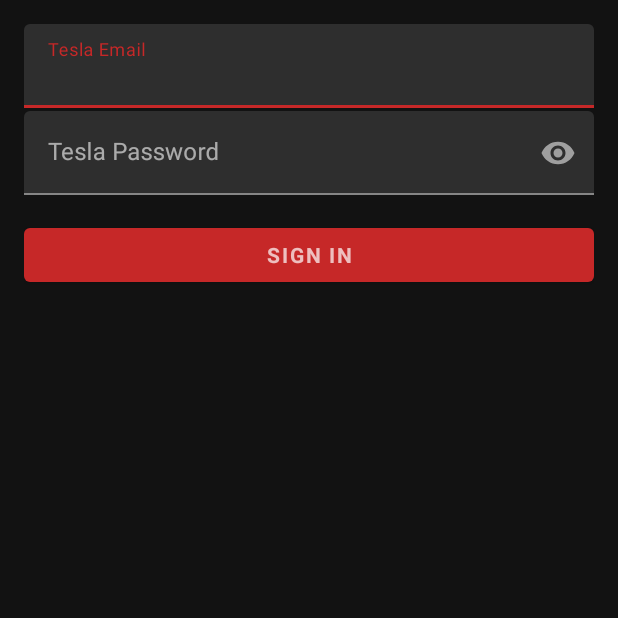
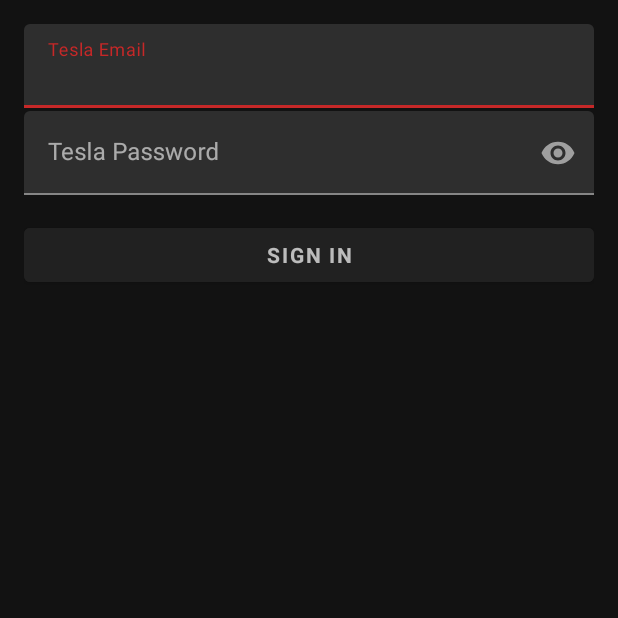
Before and after one commit to jeffreyliu8/teslaApi, an Android app: the screen it shows after launch (LoginActivity), on a phone screen of 412 x 824 dp, the top half of it. Run offline under Robolectric (Android 15) with nearby library versions, the phone set to English and light mode, and no system bars; libraries missing offline, so code that uses them is left out: com.orhanobut.logger, com.pixplicity.easyprefs; 5 statements that could not run were skipped.

Commit message:
add log out

```diff
--- a/app/build.gradle
+++ b/app/build.gradle
@@ -27,8 +27,8 @@ dependencies {
     implementation 'com.google.android.material:material:1.0.0-alpha1'
     implementation 'androidx.annotation:annotation:1.0.0-alpha1'
     testImplementation 'junit:junit:4.12'
-    androidTestImplementation 'androidx.test:runner:1.1.0-alpha1'
-    androidTestImplementation 'androidx.test.espresso:espresso-core:3.1.0-alpha1'
+    androidTestImplementation 'androidx.test:runner:1.1.0-alpha3'
+    androidTestImplementation 'androidx.test.espresso:espresso-core:3.1.0-alpha3'
 
     implementation 'com.squareup.retrofit2:retrofit:2.4.0'
     implementation 'com.squareup.retrofit2:converter-gson:2.4.0'
--- a/app/src/main/java/com/askjeffreyliu/teslaapi/endpoint/VehiclesEndpoint.java
+++ b/app/src/main/java/com/askjeffreyliu/teslaapi/endpoint/VehiclesEndpoint.java
@@ -105,7 +105,7 @@ public class VehiclesEndpoint extends BaseEndpoint {
                 } else if (response.code() == 401) {
                     Logger.e(response.message());
                 } else {
-                    Logger.e("onResponse");
+                    Logger.e("onResponse with code " + response.code());
                 }
             }
 
@@ -116,7 +116,7 @@ public class VehiclesEndpoint extends BaseEndpoint {
         });
     }
 
-    public void getChargerState(final int index,final MutableLiveData<List<Vehicle>> vehiclesLiveData) {
+    public void getChargerState(final int index, final MutableLiveData<List<Vehicle>> vehiclesLiveData) {
         vehiclesService.getChargeState("bearer " + accessToken, vehiclesLiveData.getValue().get(index).getId()).enqueue(new Callback<ChargeStateResponse>() {
             @Override
             public void onResponse(Call<ChargeStateResponse> call, Response<ChargeStateResponse> response) {
--- a/app/src/main/java/com/askjeffreyliu/teslaapi/repository/VehicleRepository.java
+++ b/app/src/main/java/com/askjeffreyliu/teslaapi/repository/VehicleRepository.java
@@ -60,6 +60,7 @@ public class VehicleRepository {
                 if (vehicles != null) {
                     Logger.d("update db");
                     insert(vehicles); // update the whole table
+                    vehiclesLiveData.setValue(vehicles); // need to make sure the following endpoints not have null live data
                     // make end point call for every item in the list? might be redundant if you only focus on 1 car
                     for (int i = 0; i < vehicles.size(); i++) {
                         endpoint.getIsMobileAccessEnabled(i, vehiclesLiveData);
--- a/app/src/main/res/layout/activity_login.xml
+++ b/app/src/main/res/layout/activity_login.xml
@@ -70,12 +70,13 @@
 
             </com.google.android.material.textfield.TextInputLayout>
 
-            <Button
+            <com.google.android.material.button.MaterialButton
                 android:id="@+id/signInButton"
                 style="?android:textAppearanceSmall"
                 android:layout_width="match_parent"
                 android:layout_height="wrap_content"
                 android:layout_marginTop="16dp"
+                android:backgroundTint="@color/colorPrimaryDark"
                 android:text="@string/action_sign_in"
                 android:textStyle="bold" />
 
--- a/app/src/main/res/menu/menu_main.xml
+++ b/app/src/main/res/menu/menu_main.xml
@@ -3,8 +3,8 @@
     xmlns:tools="http://schemas.android.com/tools"
     tools:context="com.askjeffreyliu.teslaapi.activity.MainActivity">
     <item
-        android:id="@+id/action_settings"
+        android:id="@+id/action_logout"
         android:orderInCategory="100"
-        android:title="@string/action_settings"
+        android:title="@string/action_logout"
         android:showAsAction="never" />
 </menu>
--- a/app/src/main/res/values/strings.xml
+++ b/app/src/main/res/values/strings.xml
@@ -1,6 +1,6 @@
 <resources>
     <string name="app_name">TeslaApi</string>
-    <string name="action_settings">Settings</string>
+    <string name="action_logout">Log out</string>
     <string name="title_activity_login">Sign in</string>
 
     <!-- Strings related to login -->
--- a/app/src/main/res/values/styles.xml
+++ b/app/src/main/res/values/styles.xml
@@ -13,8 +13,8 @@
         <item name="windowNoTitle">true</item>
     </style>
 
-    <style name="AppTheme.AppBarOverlay" parent="ThemeOverlay.AppCompat.Dark.ActionBar" />
+    <style name="AppTheme.AppBarOverlay" parent="ThemeOverlay.MaterialComponents.Dark.ActionBar" />
 
-    <style name="AppTheme.PopupOverlay" parent="ThemeOverlay.AppCompat.Light" />
+    <style name="AppTheme.PopupOverlay" parent="ThemeOverlay.MaterialComponents.Light" />
 
 </resources>
```
Also changed, not shown: app/src/main/java/com/askjeffreyliu/teslaapi/activity/MainActivity.java (+7 -1 lines).
